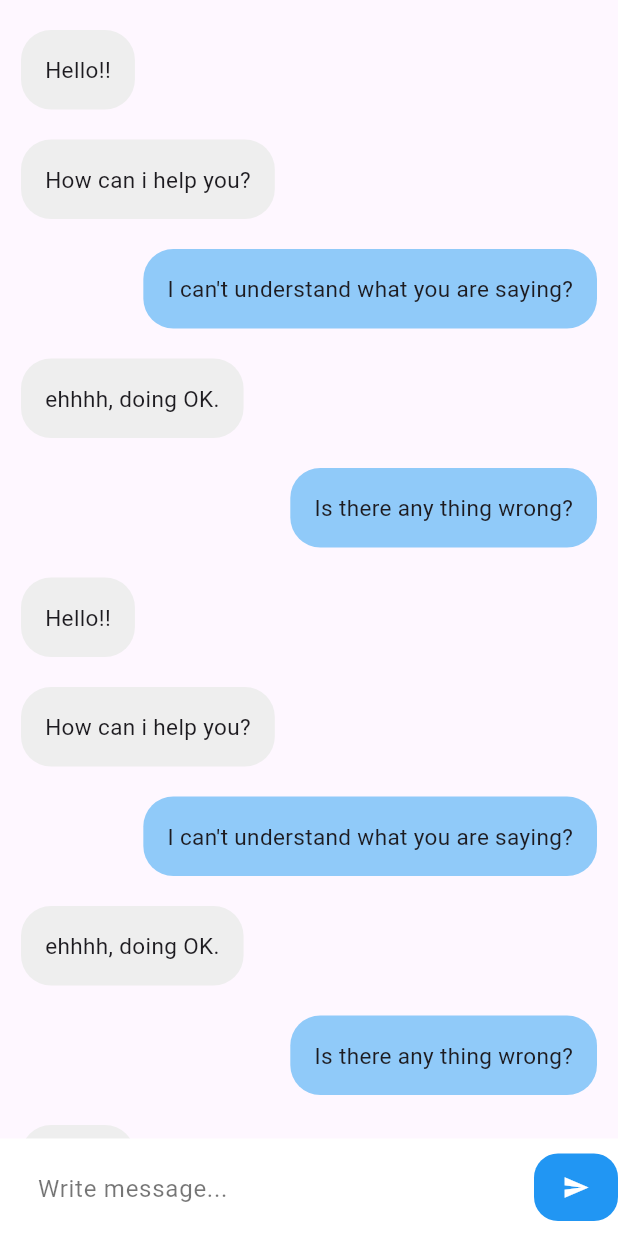
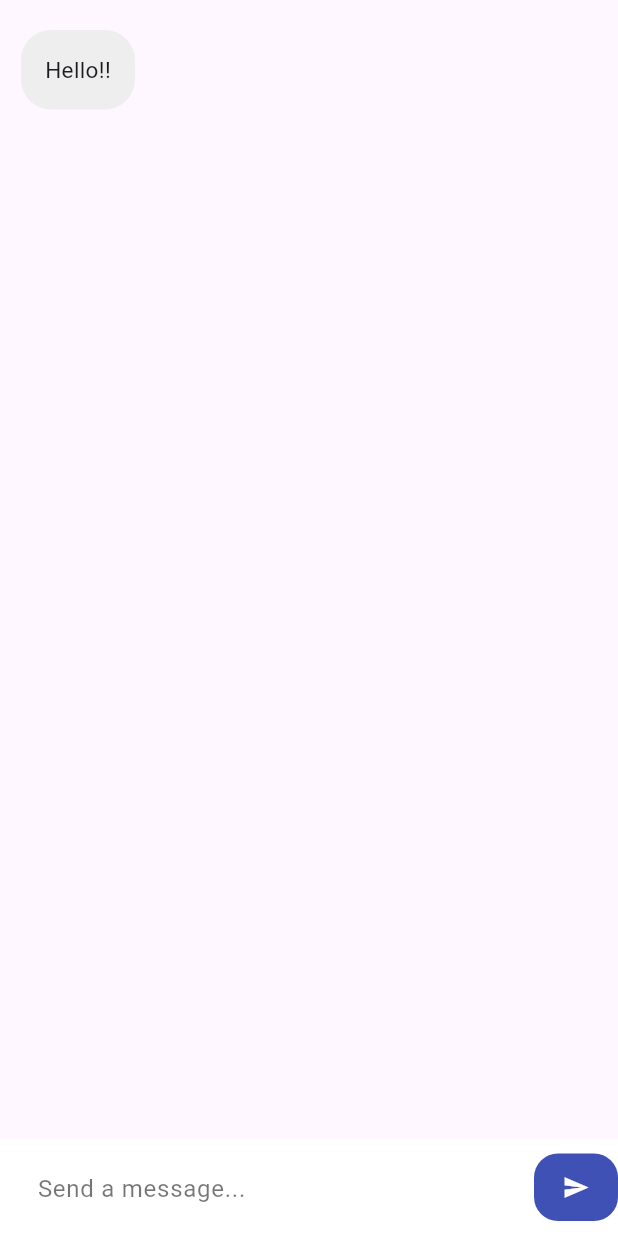
Before and after one commit to lautarocabral/chat_ia_challenge, a Flutter app: the screen it shows after launch, after a tap on "Go to chat!", on a phone screen of 412 x 824 dp. Run offline on Flutter 3.47's test engine with Material 2 defaults, Android fonts, the phone set to English and light mode, and no system bars; our stand-ins replace equatable, flutter_bloc, flutter_dotenv.

Commit message:
chat screen with cubits and state management complete

```diff
--- /dev/null
+++ b/lib/cubits/chat/chat_state.dart
@@ -0,0 +1,36 @@
+part of 'chat_cubit.dart';
+
+class ChatState extends Equatable {
+  final List<ChatGptResponseModel> chatGptResponseModelList;
+  final ChatGptStatus chatGptStatus;
+  final List<ChatMessageModel> messages;
+
+  const ChatState({
+    required this.chatGptResponseModelList,
+    required this.chatGptStatus,
+    required this.messages,
+  });
+
+  factory ChatState.initial() {
+    return const ChatState(
+      chatGptResponseModelList: [],
+      chatGptStatus: ChatGptStatus.initial,
+      messages: [],
+    );
+  }
+
+  ChatState copyWith(
+      {List<ChatGptResponseModel>? chatGptResponseModelList,
+      ChatGptStatus? chatGptStatus,
+      List<ChatMessageModel>? messages}) {
+    return ChatState(
+      chatGptResponseModelList:
+          chatGptResponseModelList ?? this.chatGptResponseModelList,
+      chatGptStatus: chatGptStatus ?? this.chatGptStatus,
+      messages: messages ?? this.messages,
+    );
+  }
+
+  @override
+  List<Object> get props => [chatGptResponseModelList, chatGptStatus, messages];
+}
--- /dev/null
+++ b/lib/enums/chat_gpt_status.dart
@@ -0,0 +1 @@
+enum ChatGptStatus { initial, loading, complete, incomplete }
--- a/lib/main.dart
+++ b/lib/main.dart
@@ -1,41 +1,38 @@
+import 'package:chat_ia_challenge/cubits/chat/chat_cubit.dart';
 import 'package:chat_ia_challenge/pages/main_chat_page.dart';
 import 'package:flutter/material.dart';
+import 'package:flutter_bloc/flutter_bloc.dart';
+import 'package:flutter_dotenv/flutter_dotenv.dart';
 
-void main() {
+import 'repositories/chat_gpt_repository.dart';
+
+Future<void> main() async {
+  await dotenv.load();
   runApp(const MyApp());
 }
 
 class MyApp extends StatelessWidget {
   const MyApp({super.key});
-
-  // This widget is the root of your application.
   @override
   Widget build(BuildContext context) {
-    return MaterialApp(
+    return RepositoryProvider(
+      create: (context) => ChatGptRepository(),
+      child: BlocProvider<ChatCubit>(
+        create: (context) => ChatCubit(
+          chatGptRepository: context.read<ChatGptRepository>(),
+        )..add(),
+        child: MaterialApp(
           title: 'Flutter Demo',
           initialRoute: '/',
           routes: {
-        '/': (context) => const MyHomePage(title: 'Chat GPT challenge APP'),
+            '/': (context) => const MyHomePage(title: 'by @lautarocabral'),
             '/mainChatPage': (context) => const MainChatPage(),
           },
           theme: ThemeData(
-        // This is the theme of your application.
-        //
-        // TRY THIS: Try running your application with "flutter run". You'll see
-        // the application has a blue toolbar. Then, without quitting the app,
-        // try changing the seedColor in the colorScheme below to Colors.green
-        // and then invoke "hot reload" (save your changes or press the "hot
-        // reload" button in a Flutter-supported IDE, or press "r" if you used
-        // the command line to start the app).
-        //
-        // Notice that the counter didn't reset back to zero; the application
-        // state is not lost during the reload. To reset the state, use hot
-        // restart instead.
-        //
-        // This works for code too, not just values: Most code changes can be
-        // tested with just a hot reload.
             colorScheme: ColorScheme.fromSeed(seedColor: Colors.deepPurple),
             useMaterial3: true,
+          ),
+        ),
       ),
     );
   }
@@ -43,16 +40,6 @@
 
 class MyHomePage extends StatefulWidget {
   const MyHomePage({super.key, required this.title});
-
-  // This widget is the home page of your application. It is stateful, meaning
-  // that it has a State object (defined below) that contains fields that affect
-  // how it looks.
-
-  // This class is the configuration for the state. It holds the values (in this
-  // case the title) provided by the parent (in this case the App widget) and
-  // used by the build method of the State. Fields in a Widget subclass are
-  // always marked "final".
-
   final String title;
 
   @override
@@ -60,7 +47,6 @@
 }
 
 class _MyHomePageState extends State<MyHomePage> {
-
   @override
   Widget build(BuildContext context) {
     return Scaffold(
@@ -72,6 +58,18 @@
         child: Column(
           mainAxisAlignment: MainAxisAlignment.center,
           children: <Widget>[
+            const Padding(
+              padding: EdgeInsets.all(30.0),
+              child: Text(
+                "Hi there, make sure you've configured your API key inside your .env file",
+                textAlign: TextAlign.start,
+                textScaleFactor: 2.0,
+                style: TextStyle(color: Colors.indigo, fontSize: 10.0),
+              ),
+            ),
+            const SizedBox(
+              height: 20,
+            ),
             ElevatedButton(
               onPressed: () {
                 Navigator.pushNamed(context, '/mainChatPage');
--- /dev/null
+++ b/lib/models/chat_gpt_request_model.dart
@@ -0,0 +1,44 @@
+class ChatGptRequestModel {
+  String? model;
+  List<Messages>? messages;
+
+  ChatGptRequestModel({this.model, this.messages});
+
+  ChatGptRequestModel.fromJson(Map<String, dynamic> json) {
+    model = json['model'];
+    if (json['messages'] != null) {
+      messages = <Messages>[];
+      json['messages'].forEach((v) {
+        messages!.add(Messages.fromJson(v));
+      });
+    }
+  }
+
+  Map<String, dynamic> toJson() {
+    final Map<String, dynamic> data = <String, dynamic>{};
+    data['model'] = model;
+    if (messages != null) {
+      data['messages'] = messages!.map((v) => v.toJson()).toList();
+    }
+    return data;
+  }
+}
+
+class Messages {
+  String? role;
+  String? content;
+
+  Messages({this.role, this.content});
+
+  Messages.fromJson(Map<String, dynamic> json) {
+    role = json['role'];
+    content = json['content'];
+  }
+
+  Map<String, dynamic> toJson() {
+    final Map<String, dynamic> data = <String, dynamic>{};
+    data['role'] = role;
+    data['content'] = content;
+    return data;
+  }
+}
--- /dev/null
+++ b/lib/models/chat_user_question_model.dart
@@ -0,0 +1,3 @@
+class ChatUserQuestionModel {
+  String? messageContent;
+}
--- a/lib/pages/main_chat_page.dart
+++ b/lib/pages/main_chat_page.dart
@@ -1,5 +1,8 @@
+import 'package:chat_ia_challenge/enums/chat_gpt_status.dart';
 import 'package:flutter/material.dart';
+import 'package:flutter_bloc/flutter_bloc.dart';
 
+import '../cubits/chat/chat_cubit.dart';
 import '../models/chat_message_model.dart';
 
 class MainChatPage extends StatefulWidget {
@@ -9,66 +12,99 @@ class MainChatPage extends StatefulWidget {
   State<MainChatPage> createState() => _MainChatPageState();
 }
 
-List<ChatMessageModel> messages = [
-  ChatMessageModel(messageContent: "Hello!!", messageType: "receiver"),
-  ChatMessageModel(
-      messageContent: "How can i help you?", messageType: "receiver"),
-  ChatMessageModel(
-      messageContent: "I can't understand what you are saying?",
-      messageType: "sender"),
-  ChatMessageModel(messageContent: "ehhhh, doing OK.", messageType: "receiver"),
-  ChatMessageModel(
-      messageContent: "Is there any thing wrong?", messageType: "sender"),
-  ChatMessageModel(messageContent: "Hello!!", messageType: "receiver"),
-  ChatMessageModel(
-      messageContent: "How can i help you?", messageType: "receiver"),
-  ChatMessageModel(
-      messageContent: "I can't understand what you are saying?",
-      messageType: "sender"),
-  ChatMessageModel(messageContent: "ehhhh, doing OK.", messageType: "receiver"),
-  ChatMessageModel(
-      messageContent: "Is there any thing wrong?", messageType: "sender"),
-  ChatMessageModel(messageContent: "Hello!!", messageType: "receiver"),
-  ChatMessageModel(
-      messageContent: "How can i help you?", messageType: "receiver"),
-  ChatMessageModel(
-      messageContent: "I can't understand what you are saying?",
-      messageType: "sender"),
-  ChatMessageModel(messageContent: "ehhhh, doing OK.", messageType: "receiver"),
-  ChatMessageModel(
-      messageContent: "Is there any thing wrong?", messageType: "sender"),
-];
+List<ChatMessageModel>? messages;
 
 class _MainChatPageState extends State<MainChatPage> {
+  final TextEditingController chatController = TextEditingController();
+  ScrollController scrollController = ScrollController();
+
+  @override
+  void dispose() {
+    scrollController.dispose();
+    chatController.dispose();
+    super.dispose();
+  }
+
   @override
   Widget build(BuildContext context) {
     return Scaffold(
-      body: SafeArea(
-        child: Stack(
+      body: WillPopScope(
+        onWillPop: () async {
+          context.read<ChatCubit>().add();
+          return true;
+        },
+        child: SafeArea(
+            child: BlocConsumer<ChatCubit, ChatState>(
+          listener: (context, state) {
+            if (context.read<ChatCubit>().state.chatGptStatus ==
+                ChatGptStatus.incomplete) {
+              ScaffoldMessenger.of(context).showSnackBar(
+                SnackBar(
+                  content: const Text(
+                    'An error ocurred',
+                    style: TextStyle(
+                        fontSize: 14.0, fontWeight: FontWeight.normal),
+                  ),
+                  duration: const Duration(seconds: 5),
+                  backgroundColor: Colors.red,
+                  width: 340.0,
+                  padding: const EdgeInsets.symmetric(
+                    horizontal: 8.0,
+                  ),
+                  behavior: SnackBarBehavior.floating,
+                  shape: RoundedRectangleBorder(
+                    borderRadius: BorderRadius.circular(10.0),
+                  ),
+                  action: SnackBarAction(
+                    label: 'Undo',
+                    textColor: Colors.white,
+                    onPressed: () {},
+                  ),
+                ),
+              );
+            }
+          },
+          builder: (context, state) {
+            return Stack(
               children: [
                 ListView.builder(
                   scrollDirection: Axis.vertical,
-              itemCount: messages.length,
+                  itemCount: context.read<ChatCubit>().state.messages.length,
                   shrinkWrap: true,
                   padding: const EdgeInsets.only(top: 10, bottom: 70),
+                  controller: scrollController,
                   itemBuilder: (context, index) {
                     return Container(
                       padding: const EdgeInsets.only(
                           left: 14, right: 14, top: 10, bottom: 10),
                       child: Align(
-                    alignment: (messages[index].messageType == "receiver"
+                        alignment: (context
+                                    .read<ChatCubit>()
+                                    .state
+                                    .messages[index]
+                                    .messageType ==
+                                "receiver"
                             ? Alignment.topLeft
                             : Alignment.topRight),
                         child: Container(
                           decoration: BoxDecoration(
                             borderRadius: BorderRadius.circular(20),
-                        color: (messages[index].messageType == "receiver"
+                            color: (context
+                                        .read<ChatCubit>()
+                                        .state
+                                        .messages[index]
+                                        .messageType ==
+                                    "receiver"
                                 ? Colors.grey.shade200
-                            : Colors.blue[200]),
+                                : Colors.indigo[200]),
                           ),
                           padding: const EdgeInsets.all(16),
                           child: Text(
-                        messages[index].messageContent!,
+                            context
+                                .read<ChatCubit>()
+                                .state
+                                .messages[index]
+                                .messageContent!,
                             style: const TextStyle(fontSize: 15),
                           ),
                         ),
@@ -76,10 +112,16 @@ class _MainChatPageState extends State<MainChatPage> {
                     );
                   },
                 ),
+                if (context.read<ChatCubit>().state.chatGptStatus ==
+                    ChatGptStatus.loading)
+                  const Center(
+                    child: CircularProgressIndicator(),
+                  ),
                 Align(
                   alignment: Alignment.bottomLeft,
                   child: Container(
-                padding: const EdgeInsets.only(left: 10, bottom: 10, top: 10),
+                    padding:
+                        const EdgeInsets.only(left: 10, bottom: 10, top: 10),
                     height: 65,
                     width: double.infinity,
                     color: Colors.white,
@@ -88,10 +130,11 @@ class _MainChatPageState extends State<MainChatPage> {
                         const SizedBox(
                           width: 15,
                         ),
-                    const Expanded(
+                        Expanded(
                           child: TextField(
-                        decoration: InputDecoration(
-                            hintText: "Write message...",
+                            controller: chatController,
+                            decoration: const InputDecoration(
+                                hintText: "Send a message...",
                                 hintStyle: TextStyle(color: Colors.black54),
                                 border: InputBorder.none),
                           ),
@@ -100,8 +143,8 @@ class _MainChatPageState extends State<MainChatPage> {
                           width: 15,
                         ),
                         FloatingActionButton(
-                      onPressed: () {},
-                      backgroundColor: Colors.blue,
+                          onPressed: getAnswer,
+                          backgroundColor: Colors.indigo,
                           elevation: 0,
                           child: const Icon(
                             Icons.send,
@@ -114,8 +157,22 @@ class _MainChatPageState extends State<MainChatPage> {
                   ),
                 ),
               ],
-        ),
+            );
+          },
+        )),
       ),
     );
   }
+
+  getAnswer() async {
+    if (chatController.text.isNotEmpty) {
+      FocusManager.instance.primaryFocus?.unfocus();
+
+      String question = chatController.text;
+
+      chatController.clear();
+
+      await context.read<ChatCubit>().getChatGptAnswer(question: question);
     }
+  }
+}
--- /dev/null
+++ b/lib/repositories/chat_gpt_repository.dart
@@ -0,0 +1,12 @@
+import 'package:chat_ia_challenge/models/chat_gpt_request_model.dart';
+import 'package:http/http.dart';
+
+import '../service/chat_gpt_service.dart';
+
+class ChatGptRepository {
+  final ChatGptService _chatGptService = ChatGptService();
+
+  Future<Response> getAnswer(ChatGptRequestModel chatGptRequestModel) async {
+    return await _chatGptService.getChatGptResponse(chatGptRequestModel);
+  }
+}
```
Also changed, not shown: lib/cubits/chat/chat_cubit.dart (added, +83 -0 lines), lib/service/chat_gpt_service.dart (added, +57 -0 lines), pubspec.yaml (+6 -3 lines), pubspec.lock. Lines whose indentation alone changed are shown as unchanged.
